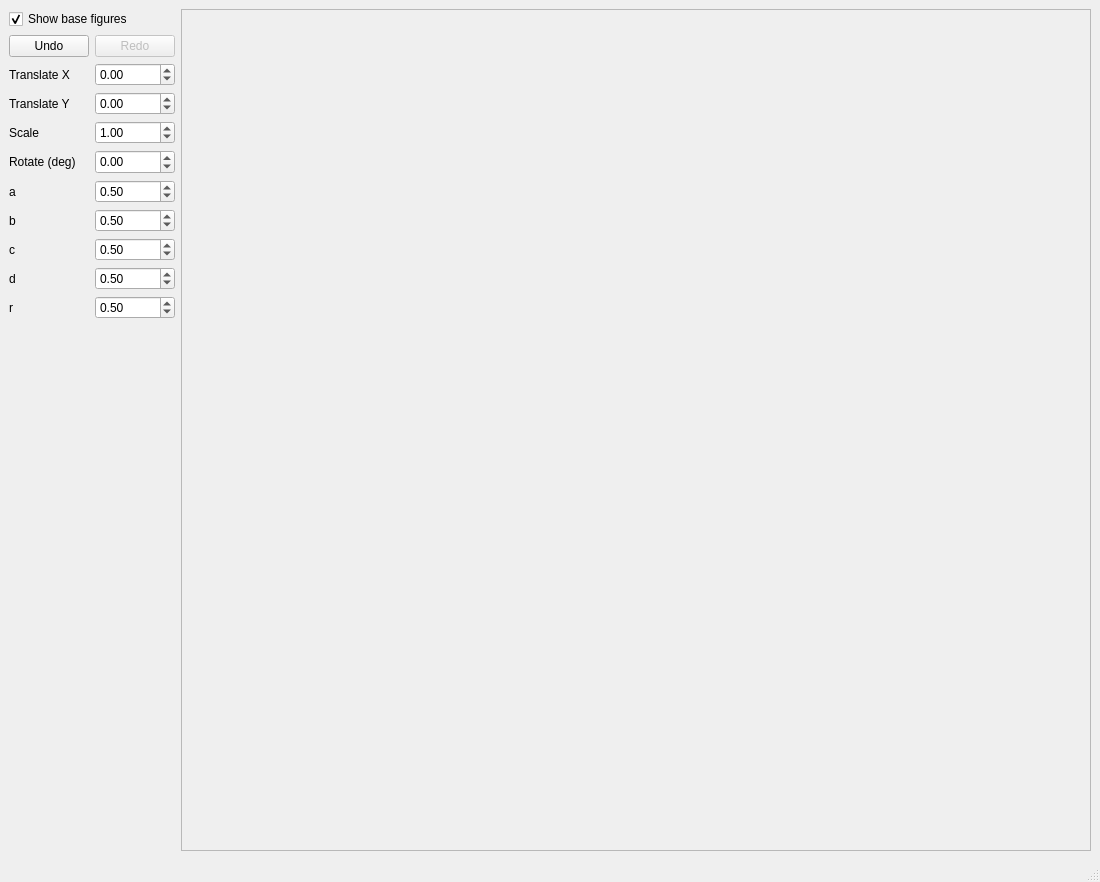
This is 2/main.ui in awarebayes/kg as Qt 5 draws it before an edit. The edited form follows.
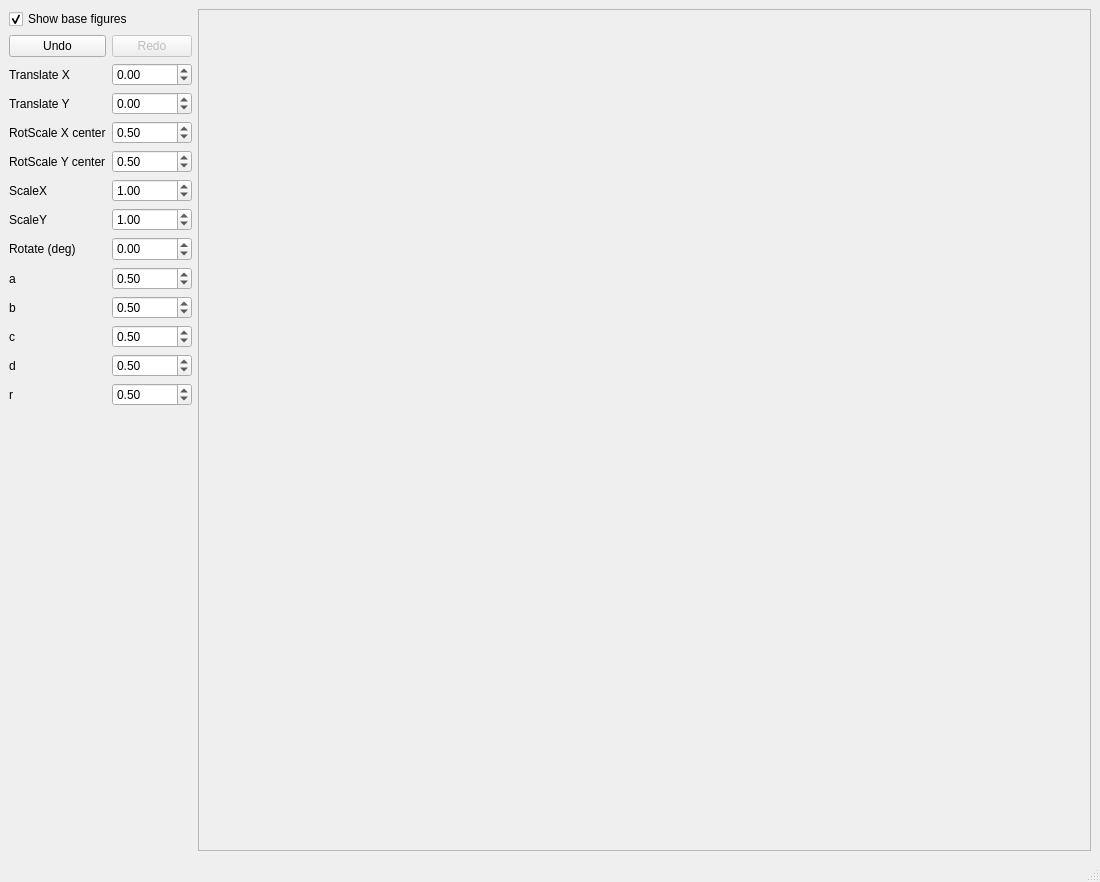
This is the edited form.

Patch:
```diff
--- a/2/main.ui
+++ b/2/main.ui
@@ -31,24 +31,109 @@
        </widget>
       </item>
       <item>
-       <layout class="QGridLayout" name="gridLayout_2" rowstretch="1,0,0,0,0,0,0,0,0,0" columnstretch="0,0">
-        <item row="3" column="1">
-         <widget class="QDoubleSpinBox" name="ScaleSB">
+       <layout class="QGridLayout" name="gridLayout_2" rowstretch="1,0,0,0,0,0,0,0,0,0,0,0,0" columnstretch="0,0">
+        <item row="1" column="0">
+         <widget class="QLabel" name="TransXLabel1">
+          <property name="text">
+           <string>Translate X</string>
+          </property>
+         </widget>
+        </item>
+        <item row="0" column="1">
+         <layout class="QHBoxLayout" name="horizontalLayout_2">
+          <item>
+           <widget class="QPushButton" name="pushButton_2">
+            <property name="enabled">
+             <bool>false</bool>
+            </property>
+            <property name="text">
+             <string>Redo</string>
+            </property>
+           </widget>
+          </item>
+         </layout>
+        </item>
+        <item row="2" column="0">
+         <widget class="QLabel" name="TransYLabel1">
+          <property name="text">
+           <string>Translate Y</string>
+          </property>
+         </widget>
+        </item>
+        <item row="5" column="1">
+         <widget class="QDoubleSpinBox" name="ScaleXSB">
           <property name="minimum">
+           <double>0.010000000000000</double>
+          </property>
+          <property name="maximum">
+           <double>5.000000000000000</double>
+          </property>
+          <property name="singleStep">
+           <double>0.500000000000000</double>
+          </property>
+          <property name="value">
+           <double>1.000000000000000</double>
+          </property>
+         </widget>
+        </item>
+        <item row="8" column="0">
+         <widget class="QLabel" name="label">
+          <property name="text">
+           <string>a</string>
+          </property>
+         </widget>
+        </item>
+        <item row="2" column="1">
+         <widget class="QDoubleSpinBox" name="TransYSB">
+          <property name="minimum">
+           <double>-0.500000000000000</double>
+          </property>
+          <property name="maximum">
+           <double>0.500000000000000</double>
+          </property>
+          <property name="singleStep">
+           <double>0.050000000000000</double>
+          </property>
+         </widget>
+        </item>
+        <item row="10" column="0">
+         <widget class="QLabel" name="label_6">
+          <property name="text">
+           <string>c</string>
+          </property>
+         </widget>
+        </item>
+        <item row="9" column="0">
+         <widget class="QLabel" name="label_5">
+          <property name="text">
+           <string>b</string>
+          </property>
+         </widget>
+        </item>
+        <item row="6" column="0">
+         <widget class="QLabel" name="label_2">
+          <property name="text">
+           <string>ScaleY</string>
+          </property>
+         </widget>
+        </item>
+        <item row="9" column="1">
+         <widget class="QDoubleSpinBox" name="BSB">
+          <property name="minimum">
+           <double>0.010000000000000</double>
+          </property>
+          <property name="maximum">
+           <double>1.000000000000000</double>
+          </property>
+          <property name="singleStep">
            <double>0.100000000000000</double>
           </property>
-          <property name="maximum">
-           <double>20.000000000000000</double>
-          </property>
-          <property name="singleStep">
-           <double>0.500000000000000</double>
-          </property>
           <property name="value">
-           <double>1.000000000000000</double>
+           <double>0.500000000000000</double>
           </property>
          </widget>
         </item>
-        <item row="4" column="1">
+        <item row="7" column="1">
          <widget class="QDoubleSpinBox" name="RotateSB">
           <property name="minimumSize">
            <size>
@@ -67,70 +152,7 @@
           </property>
          </widget>
         </item>
-        <item row="1" column="1">
-         <widget class="QDoubleSpinBox" name="TransXSB">
-          <property name="minimum">
-           <double>-0.500000000000000</double>
-          </property>
-          <property name="maximum">
-           <double>0.500000000000000</double>
-          </property>
-          <property name="singleStep">
-           <double>0.050000000000000</double>
-          </property>
-         </widget>
-        </item>
-        <item row="7" column="0">
-         <widget class="QLabel" name="label_6">
-          <property name="text">
-           <string>c</string>
-          </property>
-         </widget>
-        </item>
-        <item row="1" column="0">
-         <widget class="QLabel" name="TransXLabel1">
-          <property name="text">
-           <string>Translate X</string>
-          </property>
-         </widget>
-        </item>
-        <item row="6" column="0">
-         <widget class="QLabel" name="label_5">
-          <property name="text">
-           <string>b</string>
-          </property>
-         </widget>
-        </item>
-        <item row="9" column="1">
-         <widget class="QDoubleSpinBox" name="RSB">
-          <property name="minimum">
-           <double>0.010000000000000</double>
-          </property>
-          <property name="maximum">
-           <double>1.000000000000000</double>
-          </property>
-          <property name="singleStep">
-           <double>0.100000000000000</double>
-          </property>
-          <property name="value">
-           <double>0.500000000000000</double>
-          </property>
-         </widget>
-        </item>
-        <item row="2" column="1">
-         <widget class="QDoubleSpinBox" name="TransYSB">
-          <property name="minimum">
-           <double>-0.500000000000000</double>
-          </property>
-          <property name="maximum">
-           <double>0.500000000000000</double>
-          </property>
-          <property name="singleStep">
-           <double>0.050000000000000</double>
-          </property>
-         </widget>
-        </item>
-        <item row="7" column="1">
+        <item row="10" column="1">
          <widget class="QDoubleSpinBox" name="CSB">
           <property name="minimum">
            <double>0.010000000000000</double>
@@ -146,15 +168,31 @@
           </property>
          </widget>
         </item>
-        <item row="5" column="0">
-         <widget class="QLabel" name="label">
+        <item row="12" column="1">
+         <widget class="QDoubleSpinBox" name="RSB">
+          <property name="minimum">
+           <double>0.010000000000000</double>
+          </property>
+          <property name="maximum">
+           <double>1.000000000000000</double>
+          </property>
+          <property name="singleStep">
+           <double>0.100000000000000</double>
+          </property>
+          <property name="value">
+           <double>0.500000000000000</double>
+          </property>
+         </widget>
+        </item>
+        <item row="7" column="0">
+         <widget class="QLabel" name="RotateLabel1">
           <property name="text">
-           <string>a</string>
+           <string>Rotate (deg)</string>
           </property>
          </widget>
         </item>
         <item row="8" column="1">
-         <widget class="QDoubleSpinBox" name="DSB">
+         <widget class="QDoubleSpinBox" name="ASB">
           <property name="minimum">
            <double>0.010000000000000</double>
           </property>
@@ -169,29 +207,58 @@
           </property>
          </widget>
         </item>
-        <item row="9" column="0">
+        <item row="3" column="0">
+         <widget class="QLabel" name="label_3">
+          <property name="text">
+           <string>RotScale X center</string>
+          </property>
+         </widget>
+        </item>
+        <item row="12" column="0">
          <widget class="QLabel" name="label_9">
           <property name="text">
            <string>r</string>
           </property>
          </widget>
         </item>
-        <item row="3" column="0">
-         <widget class="QLabel" name="TransScaleLabel1">
-          <property name="text">
-           <string>Scale</string>
+        <item row="6" column="1">
+         <widget class="QDoubleSpinBox" name="ScaleYSB">
+          <property name="minimum">
+           <double>0.010000000000000</double>
           </property>
+          <property name="maximum">
+           <double>5.000000000000000</double>
+          </property>
+          <property name="singleStep">
+           <double>0.500000000000000</double>
+          </property>
+          <property name="value">
+           <double>1.000000000000000</double>
+          </property>
          </widget>
         </item>
-        <item row="8" column="0">
+        <item row="1" column="1">
+         <widget class="QDoubleSpinBox" name="TransXSB">
+          <property name="minimum">
+           <double>-0.500000000000000</double>
+          </property>
+          <property name="maximum">
+           <double>0.500000000000000</double>
+          </property>
+          <property name="singleStep">
+           <double>0.050000000000000</double>
+          </property>
+         </widget>
+        </item>
+        <item row="11" column="0">
          <widget class="QLabel" name="label_7">
           <property name="text">
            <string>d</string>
           </property>
          </widget>
         </item>
-        <item row="5" column="1">
-         <widget class="QDoubleSpinBox" name="ASB">
+        <item row="11" column="1">
+         <widget class="QDoubleSpinBox" name="DSB">
           <property name="minimum">
            <double>0.010000000000000</double>
           </property>
@@ -206,22 +273,8 @@
           </property>
          </widget>
         </item>
-        <item row="4" column="0">
-         <widget class="QLabel" name="RotateLabel1">
-          <property name="text">
-           <string>Rotate (deg)</string>
-          </property>
-         </widget>
-        </item>
-        <item row="2" column="0">
-         <widget class="QLabel" name="TransYLabel1">
-          <property name="text">
-           <string>Translate Y</string>
-          </property>
-         </widget>
-        </item>
-        <item row="6" column="1">
-         <widget class="QDoubleSpinBox" name="BSB">
+        <item row="3" column="1">
+         <widget class="QDoubleSpinBox" name="SRCenterXSB">
           <property name="minimum">
            <double>0.010000000000000</double>
           </property>
@@ -236,19 +289,12 @@
           </property>
          </widget>
         </item>
-        <item row="0" column="1">
-         <layout class="QHBoxLayout" name="horizontalLayout_2">
-          <item>
-           <widget class="QPushButton" name="pushButton_2">
-            <property name="enabled">
-             <bool>false</bool>
-            </property>
-            <property name="text">
-             <string>Redo</string>
-            </property>
-           </widget>
-          </item>
-         </layout>
+        <item row="5" column="0">
+         <widget class="QLabel" name="TransScaleLabel1">
+          <property name="text">
+           <string>ScaleX</string>
+          </property>
+         </widget>
         </item>
         <item row="0" column="0">
          <widget class="QPushButton" name="pushButton">
@@ -256,7 +302,7 @@
            <string>Undo</string>
           </property>
           <property name="checkable">
-           <bool>true</bool>
+           <bool>false</bool>
           </property>
           <property name="autoDefault">
            <bool>false</bool>
@@ -269,6 +315,29 @@
           </property>
          </widget>
         </item>
+        <item row="4" column="0">
+         <widget class="QLabel" name="label_4">
+          <property name="text">
+           <string>RotScale Y center</string>
+          </property>
+         </widget>
+        </item>
+        <item row="4" column="1">
+         <widget class="QDoubleSpinBox" name="SRCenterYSB">
+          <property name="minimum">
+           <double>0.010000000000000</double>
+          </property>
+          <property name="maximum">
+           <double>1.000000000000000</double>
+          </property>
+          <property name="singleStep">
+           <double>0.100000000000000</double>
+          </property>
+          <property name="value">
+           <double>0.500000000000000</double>
+          </property>
+         </widget>
+        </item>
        </layout>
       </item>
       <item>
```
